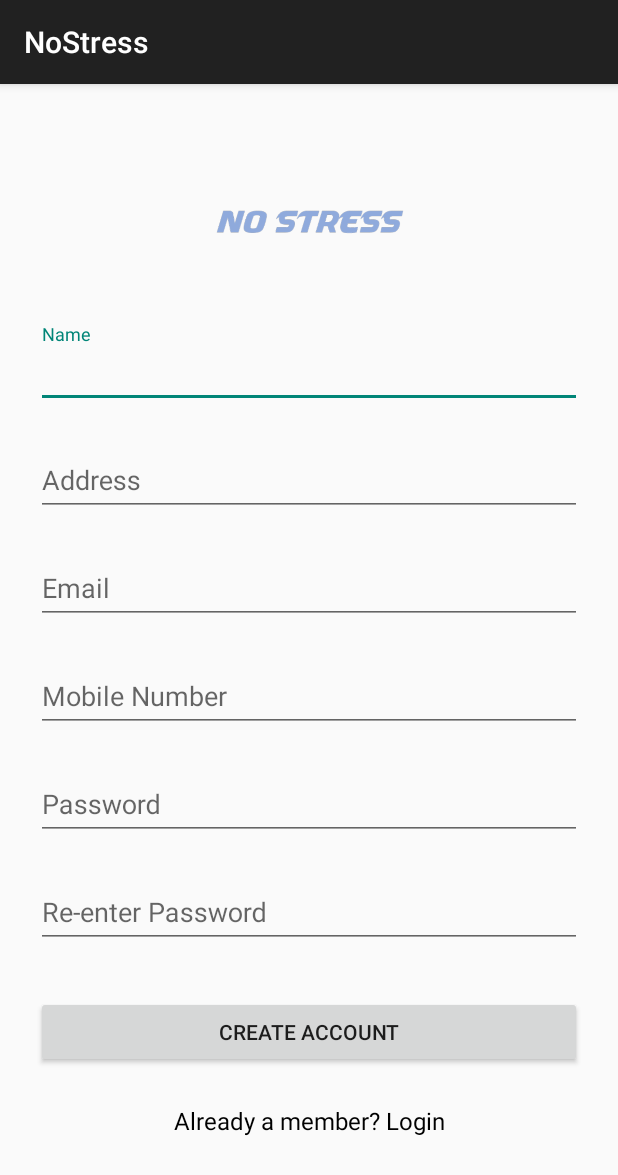
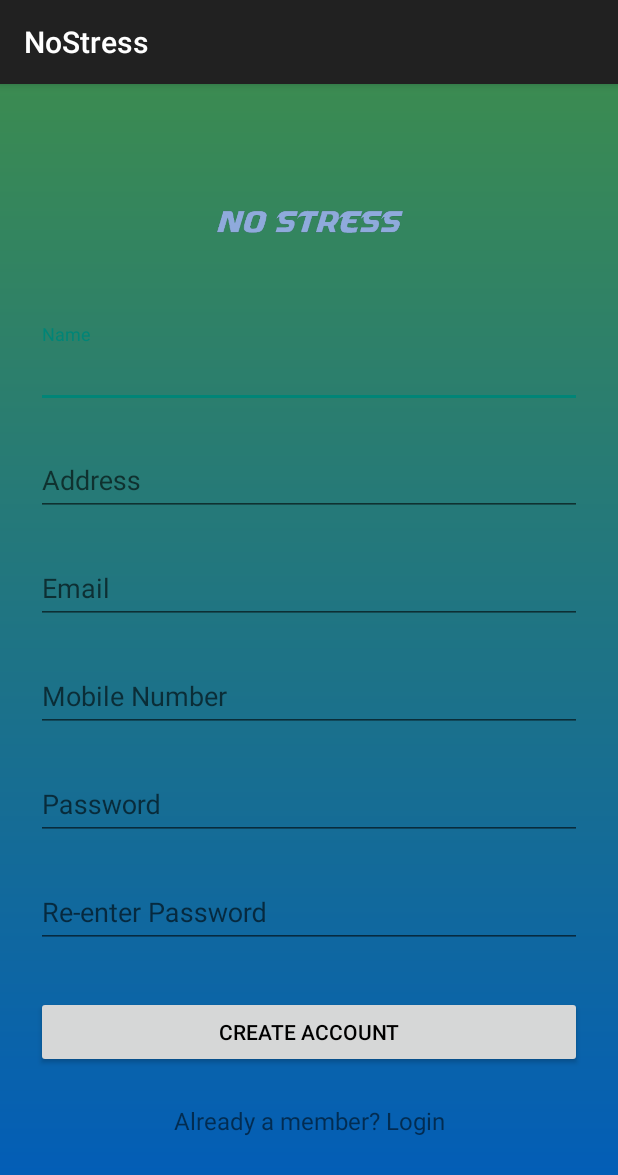
Before and after one commit to kpk0314/NoStress, an Android app: the SignupActivity screen opened directly, with no data from a screen before it, on a phone screen of 412 x 824 dp. Shown: the top 1175 px of the screen. Run offline under Robolectric (Android 15) with nearby library versions, the light colour scheme and no system bars; our stand-ins replace ButterKnife.

Commit message:
네번째 시도

```diff
--- /dev/null
+++ b/app/src/main/res/drawable/gradient.xml
@@ -0,0 +1,8 @@
+<?xml version="1.0" encoding="utf-8"?>
+<shape xmlns:android="http://schemas.android.com/apk/res/android"
+    android:shape="rectangle">
+    <gradient
+        android:startColor="#3B8B51"
+        android:endColor="#005BBC"
+        android:angle="270"/>
+</shape>
--- a/app/src/main/res/layout/activity_login.xml
+++ b/app/src/main/res/layout/activity_login.xml
@@ -5,7 +5,8 @@
     android:layout_width="fill_parent"
     android:layout_height="fill_parent"
     android:fillViewport="false"
-    android:fitsSystemWindows="true">
+    android:fitsSystemWindows="true"
+    android:background="@drawable/gradient">
 
     <LinearLayout
         android:layout_width="match_parent"
@@ -35,7 +36,7 @@
                 android:layout_height="wrap_content"
                 android:hint="Email"
                 android:inputType="textEmailAddress"
-                android:textColor="@color/black"/>
+                />
         </android.support.design.widget.TextInputLayout>
 
         <!--  Password Label -->
@@ -51,7 +52,7 @@
                 android:layout_height="wrap_content"
                 android:hint="Password"
                 android:inputType="textPassword"
-                android:textColor="@color/black"/>
+                />
         </android.support.design.widget.TextInputLayout>
 
         <android.support.v7.widget.AppCompatButton
@@ -71,8 +72,11 @@
             android:layout_marginBottom="24dp"
             android:gravity="center"
             android:text="No account yet? Create one"
-            android:textColor="@color/black"
-            android:textSize="16dip" />
+
+            android:textSize="16dip"
+            />
 
     </LinearLayout>
+
+
 </ScrollView>
--- a/app/src/main/res/layout/activity_main.xml
+++ b/app/src/main/res/layout/activity_main.xml
@@ -9,7 +9,8 @@
     android:paddingLeft="@dimen/activity_horizontal_margin"
     android:paddingRight="@dimen/activity_horizontal_margin"
     android:paddingTop="@dimen/activity_vertical_margin"
-    tools:context=".MainActivity">
+    tools:context=".MainActivity"
+    android:background="@drawable/gradient">
 
     <FrameLayout
         android:id="@+id/content"
--- a/app/src/main/res/layout/activity_signup.xml
+++ b/app/src/main/res/layout/activity_signup.xml
@@ -3,7 +3,8 @@
     xmlns:android="http://schemas.android.com/apk/res/android"
     android:layout_width="fill_parent"
     android:layout_height="fill_parent"
-    android:fitsSystemWindows="true">
+    android:fitsSystemWindows="true"
+    android:background="@drawable/gradient">
 
     <LinearLayout
         android:orientation="vertical"
@@ -30,7 +31,7 @@
                 android:layout_height="wrap_content"
                 android:inputType="textPersonName"
                 android:hint="Name"
-                android:textColor="@color/black"/>
+                />
         </android.support.design.widget.TextInputLayout>
 
         <!-- Address Label -->
@@ -44,7 +45,7 @@
                 android:layout_height="wrap_content"
                 android:inputType="textPostalAddress"
                 android:hint="Address"
-                android:textColor="@color/black"/>
+                />
         </android.support.design.widget.TextInputLayout>
 
 
@@ -60,7 +61,7 @@
                 android:layout_height="wrap_content"
                 android:inputType="textEmailAddress"
                 android:hint="Email"
-                android:textColor="@color/black"/>
+                />
         </android.support.design.widget.TextInputLayout>
 
 
@@ -75,7 +76,7 @@
                 android:layout_height="wrap_content"
                 android:inputType="number"
                 android:hint="Mobile Number"
-                android:textColor="@color/black"/>
+                />
         </android.support.design.widget.TextInputLayout>
 
         <!-- Password Label -->
@@ -89,7 +90,7 @@
                 android:layout_height="wrap_content"
                 android:inputType="textPassword"
                 android:hint="Password"
-                android:textColor="@color/black"/>
+                />
         </android.support.design.widget.TextInputLayout>
 
         <!-- Password Re-enter Label -->
@@ -103,7 +104,7 @@
                 android:layout_height="wrap_content"
                 android:inputType="textPassword"
                 android:hint="Re-enter Password"
-                android:textColor="@color/black"/>
+                />
         </android.support.design.widget.TextInputLayout>
 
         <!-- Signup Button -->
@@ -114,7 +115,8 @@
             android:layout_marginTop="24dp"
             android:layout_marginBottom="24dp"
             android:padding="12dp"
-            android:text="Create Account"/>
+            android:text="Create Account"
+            android:textColor="@color/black"/>
 
         <TextView android:id="@+id/link_login"
             android:layout_width="fill_parent"
@@ -123,7 +125,7 @@
             android:text="Already a member? Login"
             android:gravity="center"
             android:textSize="16dip"
-            android:textColor="@color/black"/>
+           />
 
     </LinearLayout>
 </ScrollView>
--- a/app/src/main/res/values-v21/styles.xml
+++ b/app/src/main/res/values-v21/styles.xml
@@ -11,7 +11,7 @@
 
     <style name="AppTheme.Dark" parent="Theme.AppCompat.NoActionBar">
         <item name="android:windowDrawsSystemBarBackgrounds">true</item>
-        <item name="android:statusBarColor">@color/primary_darker</item>
+        <item name="android:statusBarColor">#3B8B51</item>
 
         <item name="android:windowContentTransitions">true</item>
         <item name="android:windowAllowEnterTransitionOverlap">true</item>
@@ -19,19 +19,19 @@
         <item name="android:windowSharedElementEnterTransition">@android:transition/move</item>
         <item name="android:windowSharedElementExitTransition">@android:transition/move</item>
 
-        <item name="colorPrimary">@color/black</item>
-        <item name="colorPrimaryDark">@color/primary_dark</item>
-        <item name="colorAccent">@color/black</item>
+        <item name="colorPrimary">@color/primary</item>
+        <item name="colorPrimaryDark">@color/primary</item>
+        <item name="colorAccent">@color/primary</item>
 
-        <item name="android:windowBackground">@color/primary</item>
+        <!-- <item name="android:background">@color/blue</item>-->
 
-        <item name="colorControlNormal">@color/iron</item>
+        <item name="colorControlNormal">@color/primary</item>
         <item name="colorControlActivated">@color/black</item>
-        <item name="colorControlHighlight">@color/black</item>
-        <item name="android:textColorHint">@color/black</item>
+        <item name="colorControlHighlight">@color/primary</item>
+        <item name="android:textColorHint">@color/primary</item>
 
-        <item name="colorButtonNormal">@color/primary_darker</item>
-        <item name="android:colorButtonNormal">@color/primary_darker</item>
+        <item name="colorButtonNormal">@color/primary</item>
+        <item name="android:colorButtonNormal">@color/primary</item>
     </style>
 
 </resources>
--- a/app/src/main/res/values/colors.xml
+++ b/app/src/main/res/values/colors.xml
@@ -14,4 +14,6 @@
   <color name="base">#AAAAAA</color>
   <color name="iron">#CCCCCC</color>
   <color name="white">#FFFFFF</color>
+  <color name="blue">#648795</color>
+    <color name="oh">#00000000</color>
 </resources>
--- a/app/src/main/res/values/styles.xml
+++ b/app/src/main/res/values/styles.xml
@@ -6,25 +6,25 @@
     </style>
 
     <style name="AppTheme.Dark" parent="Theme.AppCompat.NoActionBar">
-        <item name="colorPrimary">@color/black</item>
-        <item name="colorPrimaryDark">@color/primary_dark</item>
-        <item name="colorAccent">@color/black</item>
+        <item name="colorPrimary">@color/primary</item>
+        <item name="colorPrimaryDark">@color/primary</item>
+        <item name="colorAccent">@color/primary</item>
 
         <item name="android:windowBackground">@color/primary</item>
 
-        <item name="colorControlNormal">@color/black</item>
+        <item name="colorControlNormal">@color/primary</item>
         <item name="colorControlActivated">@color/black</item>
-        <item name="colorControlHighlight">@color/black</item>
-        <item name="android:textColorHint">@color/black</item>
+        <item name="colorControlHighlight">@color/primary</item>
+        <item name="android:textColorHint">@color/primary</item>
 
-        <item name="colorButtonNormal">@color/primary_darker</item>
-        <item name="android:colorButtonNormal">@color/primary_darker</item>
+        <item name="colorButtonNormal">@color/primary</item>
+        <item name="android:colorButtonNormal">@color/primary</item>
     </style>
 
     <style name="AppTheme.Dark.Dialog" parent="Theme.AppCompat.Dialog">
-        <item name="colorAccent">@color/black</item>
-        <item name="android:textColorPrimary">@color/black</item>
-        <item name="android:background">@color/primary</item>
+        <item name="colorAccent">@color/primary</item>
+        <item name="android:textColorPrimary">@color/primary</item>
+       <!-- <item name="android:background">@color/blue</item>-->
     </style>
 
 </resources>
```
Also changed, not shown: 1 other file.
